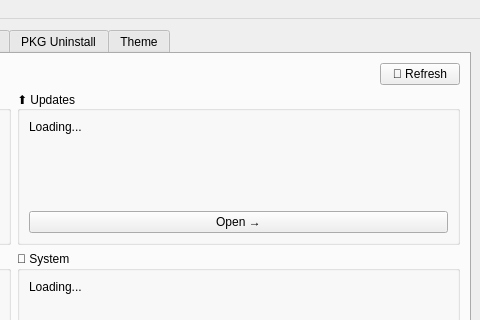
XetalEngine/CachyOsTools, file mainwindow.ui: the form before one commit; both pictures show x 902 to 1382 and y 0 to 320 of the 1382 by 767 pixel window.
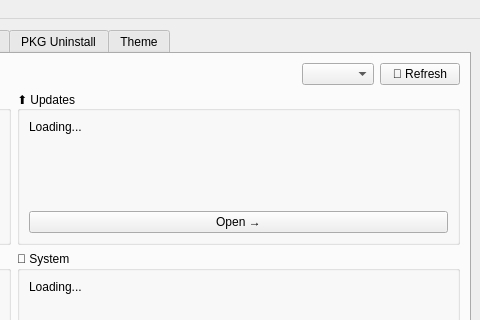
The form after the commit. The open tabs and pages were chosen to show the change.

The edit to the form file:
```diff
--- a/mainwindow.ui
+++ b/mainwindow.ui
@@ -47,6 +47,13 @@
             </property>
            </spacer>
           </item>
+          <item>
+           <widget class="QComboBox" name="dashLangCombo">
+            <property name="toolTip">
+             <string>Language / Idioma / Sprache</string>
+            </property>
+           </widget>
+          </item>
           <item>
            <widget class="QPushButton" name="dashRefreshButton">
             <property name="text">
```
